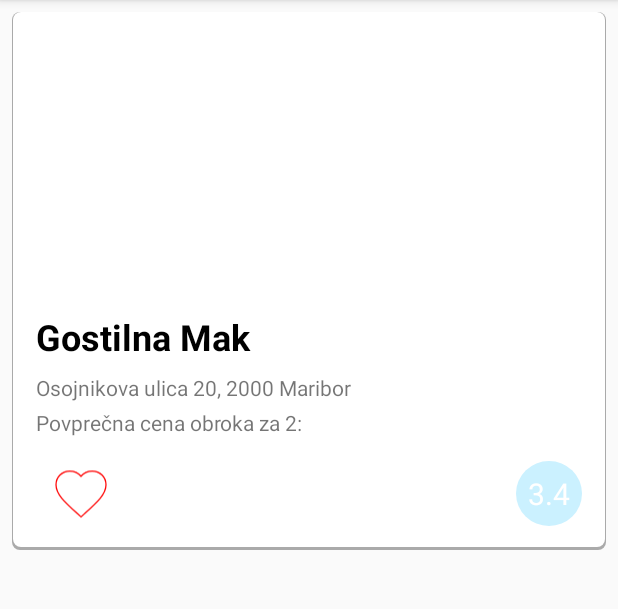
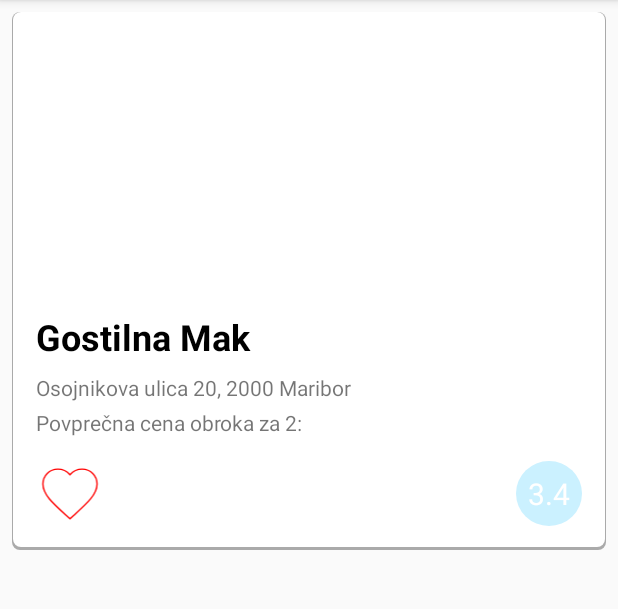
Before and after one commit to gregorskrinjar/GoogleSign, an Android app: the screen it shows after launch (MainActivity), in the side drawer, after a tap on "Seznam ocen", on a phone screen of 412 x 824 dp, the part 84-693 px from its top. Run offline under Robolectric (Android 15) with nearby library versions, the phone set to English and light mode, and no system bars; our stand-ins replace Firebase (no records; nobody signed in at launch, a user with empty details on screens opened directly).

Commit message:
Dodajanje like, drawer, testnih podatkov #2

```diff
--- a/app/src/main/res/layout/row_restaurant.xml
+++ b/app/src/main/res/layout/row_restaurant.xml
@@ -71,8 +71,7 @@
                     android:id="@+id/image_heart_red"
                     android:layout_width="45dp"
                     android:layout_height="45dp"
-                    android:layout_centerInParent="true"
-                    android:layout_marginLeft="20dp"
+                    android:layout_alignParentLeft="true"
                     android:src="@drawable/vector_heart_red"
                     android:visibility="invisible"/>
 
@@ -80,9 +79,7 @@
                     android:id="@+id/image_heart"
                     android:layout_width="45dp"
                     android:layout_height="45dp"
-                    android:layout_alignParentTop="true"
-                    android:layout_centerHorizontal="true"
-                    android:layout_marginLeft="20dp"
+                    android:layout_alignParentLeft="true"
                     android:layout_marginTop="0dp"
                     android:src="@drawable/vector_heart_white"
                     android:visibility="visible" />
```
